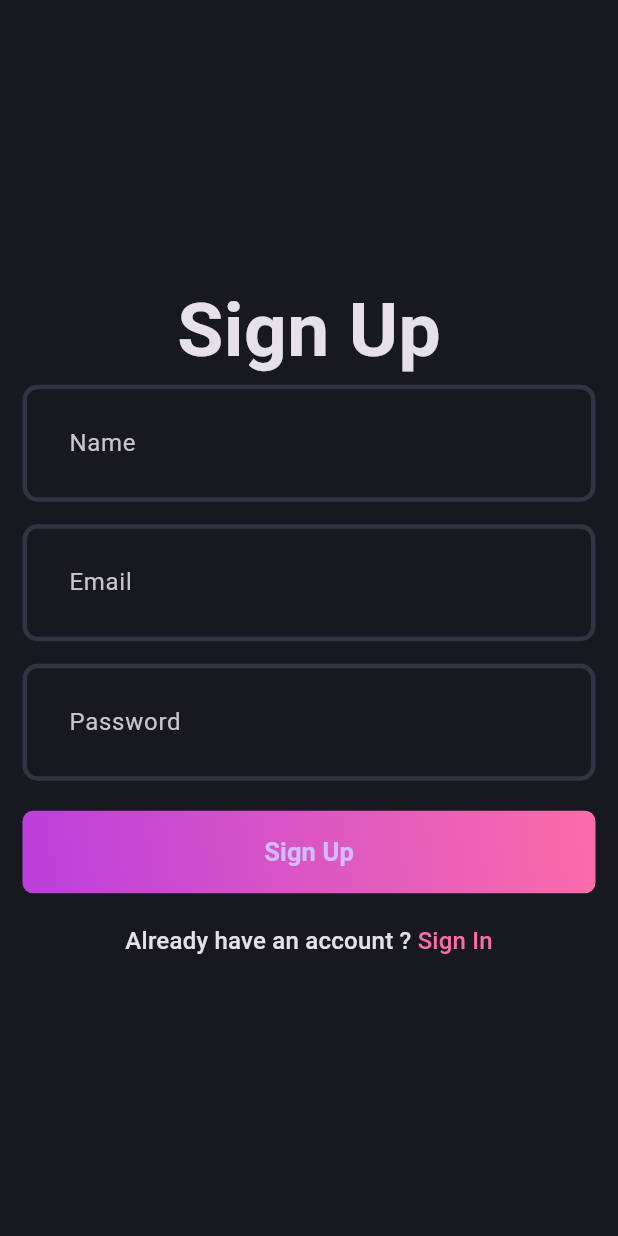
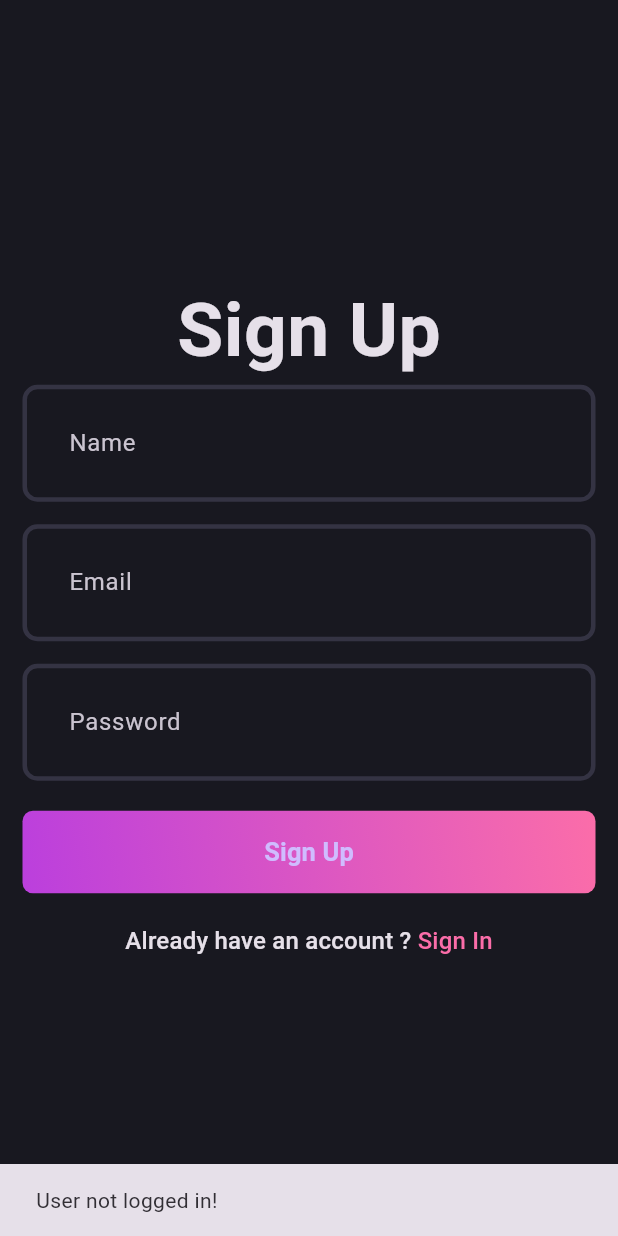
Before and after one commit to muproject990/neclicensepreperation, a Flutter app: the first screen one second after launch, on a phone screen of 412 x 824 dp. Run offline on Flutter 3.47's test engine with Material 3 defaults, Android fonts, the phone set to English and light mode, and no system bars; our stand-ins replace bloc, flutter_bloc, fpdart, get_it, supabase_flutter; accounts and stored records are empty.

Commit message:
1.created NoParams Class for taking  no prams 2.created current which implement  along with 1 3.registered in Auth Block to state management using Bloc 4.  an class AuthIsUserLoggedIn is created so that i can bes used in 3

```diff
--- /dev/null
+++ b/lib/core/common/cubits/app_user/app_user_cubit.dart
@@ -0,0 +1,17 @@
+import 'package:bloc/bloc.dart';
+import 'package:meta/meta.dart';
+import 'package:neclicensepreperation/core/common/entities/user.dart';
+
+part 'app_user_state.dart';
+
+class AppUserCubit extends Cubit<AppUserState> {
+  AppUserCubit() : super(AppUserInitial());
+
+  void updateUser(User? user) {
+    if (user == null) {
+      emit(AppUserInitial());
+    } else {
+      emit(AppUserLoggedIn(user));
+    }
+  }
+}
--- /dev/null
+++ b/lib/core/common/cubits/app_user/app_user_state.dart
@@ -0,0 +1,11 @@
+part of 'app_user_cubit.dart';
+
+@immutable
+sealed class AppUserState {}
+
+final class AppUserInitial extends AppUserState {}
+
+final class AppUserLoggedIn extends AppUserState {
+  final User user;
+  AppUserLoggedIn(this.user);
+}
--- a/lib/features/auth/domain/entities/user.dart
+++ b/lib/core/common/entities/user.dart
@@ -1,3 +1,4 @@
+// ignore_for_file: public_member_api_docs, sort_constructors_first
 
 class User {
   final String id;
@@ -9,4 +10,6 @@ class User {
     required this.email,
     required this.name,
   });
+
+
 }
--- a/lib/core/usecase/usercase.dart
+++ b/lib/core/usecase/usercase.dart
@@ -4,3 +4,5 @@ import 'package:neclicensepreperation/core/error/failure.dart';
 abstract interface class UseCase<SuccessType, Params> {
   Future<Either<Failure, SuccessType>> call(Params params);
 }
+
+class NoParams {}
--- a/lib/features/auth/data/datasource/auth_remote_data_source.dart
+++ b/lib/features/auth/data/datasource/auth_remote_data_source.dart
@@ -51,6 +51,8 @@ class AuthRemoteDataSourceImpl implements AuthRemoteDataSource {
       // print(response.user!.toJson());
       return UserModel.fromJson(
         response.user!.toJson(),
+      ).copyWith(
+        email: currentUserSession!.user.email,
       );
     } catch (e) {
       throw ServerException(message: e.toString());
@@ -81,8 +83,8 @@ class AuthRemoteDataSourceImpl implements AuthRemoteDataSource {
         throw ServerException(message: "User is nulll");
       }
       print(response.user!.toJson());
-      return UserModel.fromJson(
-        response.user!.toJson(),
+      return UserModel.fromJson(response.user!.toJson()).copyWith(
+        email: currentUserSession!.user.email,
       );
     } catch (e) {
       throw ServerException(message: e.toString());
@@ -97,7 +99,9 @@ class AuthRemoteDataSourceImpl implements AuthRemoteDataSource {
             .from('profiles')
             .select()
             .eq('id', currentUserSession!.user.id);
-        return UserModel.fromJson(userData.first);
+        return UserModel.fromJson(userData.first).copyWith(
+          email: currentUserSession!.user.email,
+        );
       }
 
       return null;
--- a/lib/features/auth/data/repositories/auth_repository_impl.dart
+++ b/lib/features/auth/data/repositories/auth_repository_impl.dart
@@ -4,7 +4,7 @@ import 'package:neclicensepreperation/core/error/failure.dart';
 import 'package:neclicensepreperation/features/auth/data/datasource/auth_remote_data_source.dart';
 import 'package:neclicensepreperation/features/auth/data/models/user_model.dart';
 import 'package:neclicensepreperation/features/auth/domain/auth-repository.dart';
-import 'package:neclicensepreperation/features/auth/domain/entities/user.dart';
+import 'package:neclicensepreperation/core/common/entities/user.dart';
 import 'package:supabase_flutter/supabase_flutter.dart' as sb;
 
 class AuthRepositoryImpl implements AuthRepository {
@@ -20,7 +20,8 @@ class AuthRepositoryImpl implements AuthRepository {
       }
       return right(user);
     } on ServerException catch (e) {
-      return left(Failure(e.message));
+      return left(Failure(
+          "Error on current User in authRepository Implementataions ${e.message}"));
     }
   }
 
--- a/lib/features/auth/domain/auth-repository.dart
+++ b/lib/features/auth/domain/auth-repository.dart
@@ -1,7 +1,7 @@
 import 'package:fpdart/fpdart.dart';
 import 'package:neclicensepreperation/core/error/failure.dart';
 import 'package:neclicensepreperation/features/auth/data/models/user_model.dart';
-import 'package:neclicensepreperation/features/auth/domain/entities/user.dart';
+import 'package:neclicensepreperation/core/common/entities/user.dart';
 
 abstract interface class AuthRepository {
   Future<Either<Failure, User>> signUpWithEmailPassword({
--- /dev/null
+++ b/lib/features/auth/domain/usecases/current_user.dart
@@ -0,0 +1,15 @@
+import 'package:fpdart/fpdart.dart';
+import 'package:neclicensepreperation/core/error/failure.dart';
+import 'package:neclicensepreperation/core/usecase/usercase.dart';
+import 'package:neclicensepreperation/features/auth/domain/auth-repository.dart';
+import '../../../../core/common/entities/user.dart';
+
+class CurrentUser implements UseCase<User, NoParams> {
+  final AuthRepository authRepository;
+  CurrentUser(this.authRepository);
+
+  @override
+  Future<Either<Failure, User>> call(NoParams params) async {
+   return await authRepository.currentUser();
+  }
+}
--- a/lib/features/auth/domain/usecases/user_login.dart
+++ b/lib/features/auth/domain/usecases/user_login.dart
@@ -2,7 +2,7 @@ import 'package:fpdart/fpdart.dart';
 import 'package:neclicensepreperation/core/error/failure.dart';
 import 'package:neclicensepreperation/core/usecase/usercase.dart';
 import 'package:neclicensepreperation/features/auth/domain/auth-repository.dart';
-import 'package:neclicensepreperation/features/auth/domain/entities/user.dart';
+import 'package:neclicensepreperation/core/common/entities/user.dart';
 
 class UserLogin implements UseCase<User, UserLoginParams> {
   final AuthRepository authRepository;
--- a/lib/features/auth/domain/usecases/user_sign_up.dart
+++ b/lib/features/auth/domain/usecases/user_sign_up.dart
@@ -2,7 +2,7 @@ import 'package:fpdart/fpdart.dart';
 import 'package:neclicensepreperation/core/error/failure.dart';
 import 'package:neclicensepreperation/core/usecase/usercase.dart';
 import 'package:neclicensepreperation/features/auth/domain/auth-repository.dart';
-import 'package:neclicensepreperation/features/auth/domain/entities/user.dart';
+import 'package:neclicensepreperation/core/common/entities/user.dart';
 
 class UserSignUp implements UseCase<User, UserSignUpParams> {
   final AuthRepository authRepository;
--- a/lib/features/auth/presentation/bloc/auth_bloc.dart
+++ b/lib/features/auth/presentation/bloc/auth_bloc.dart
@@ -1,6 +1,9 @@
 import 'package:flutter/foundation.dart';
 import 'package:flutter_bloc/flutter_bloc.dart';
-import 'package:neclicensepreperation/features/auth/domain/entities/user.dart';
+import 'package:neclicensepreperation/core/common/cubits/app_user/app_user_cubit.dart';
+import 'package:neclicensepreperation/core/usecase/usercase.dart';
+import 'package:neclicensepreperation/core/common/entities/user.dart';
+import 'package:neclicensepreperation/features/auth/domain/usecases/current_user.dart';
 import 'package:neclicensepreperation/features/auth/domain/usecases/user_login.dart';
 import 'package:neclicensepreperation/features/auth/domain/usecases/user_sign_up.dart';
 
@@ -10,18 +13,39 @@ part 'auth_state.dart';
 class AuthBloc extends Bloc<AuthEvent, AuthState> {
   final UserSignUp _userSignUp;
   final UserLogin _userLogin;
+  final CurrentUser _currentUser;
+  final AppUserCubit _appUserCubit;
   AuthBloc({
     required UserLogin userLogin,
     required UserSignUp userSignUp,
+    required CurrentUser currentUser,
+    required AppUserCubit appUserCubit,
   })  : _userSignUp = userSignUp,
         _userLogin = userLogin,
+        _currentUser = currentUser,
+        _appUserCubit = appUserCubit,
         super(AuthInitial()) {
+    on<AuthEvent>((_, emit) => emit(AuthLoading()));
     on<AuthSignUp>(_onAuthSighUp);
     on<AuthLogin>(_onAuthLogin);
+    on<AuthIsUserLoggedIn>(_isUserLoggedIn);
   }
 
-  void _onAuthSighUp(AuthSignUp event, Emitter<AuthState> emit) async {
-    emit(AuthLoading());
+  void _isUserLoggedIn(
+    AuthIsUserLoggedIn event,
+    Emitter<AuthState> emit,
+  ) async {
+    final res = await _currentUser(NoParams());
+    res.fold(
+      (l) => emit(AuthFailure(l.message)),
+      (r) => _emitAuthSuceess(r, emit),
+    );
+  }
+
+  void _onAuthSighUp(
+    AuthSignUp event,
+    Emitter<AuthState> emit,
+  ) async {
     final response = await _userSignUp(
       UserSignUpParams(
         email: event.email,
@@ -34,13 +58,14 @@ class AuthBloc extends Bloc<AuthEvent, AuthState> {
 
     response.fold(
       (l) => emit(AuthFailure(l.message)),
-      (r) => emit(AuthSuccess(user: r)),
+      (r) => _emitAuthSuceess(r, emit),
     );
   }
 
-  void _onAuthLogin(AuthLogin event, Emitter<AuthState> emit) async {
-    emit(AuthLoading());
-
+  void _onAuthLogin(
+    AuthLogin event,
+    Emitter<AuthState> emit,
+  ) async {
     final res = await _userLogin(UserLoginParams(
       email: event.email,
       password: event.password,
@@ -48,7 +73,15 @@ class AuthBloc extends Bloc<AuthEvent, AuthState> {
 
     res.fold(
       (l) => emit(AuthFailure(l.message)),
-      (r) => emit(AuthSuccess(user: r)),
+      (r) => _emitAuthSuceess(r, emit),
     );
   }
+
+  void _emitAuthSuceess(
+    User user,
+    Emitter<AuthState> emit,
+  ) {
+    _appUserCubit.updateUser(user);
+    emit(AuthSuccess(user: user));
+  }
 }
--- a/lib/features/auth/presentation/bloc/auth_event.dart
+++ b/lib/features/auth/presentation/bloc/auth_event.dart
@@ -24,3 +24,5 @@ final class AuthLogin extends AuthEvent {
     required this.password,
   });
 }
+
+final class AuthIsUserLoggedIn extends AuthEvent {}
--- a/lib/main.dart
+++ b/lib/main.dart
@@ -1,5 +1,6 @@
 import 'package:flutter/material.dart';
 import 'package:flutter_bloc/flutter_bloc.dart';
+import 'package:neclicensepreperation/core/common/cubits/app_user/app_user_cubit.dart';
 import 'package:neclicensepreperation/core/theme.dart';
 
 import 'package:neclicensepreperation/features/auth/presentation/bloc/auth_bloc.dart';
@@ -13,6 +14,9 @@ void main() async {
   runApp(MultiBlocProvider(
     providers: [
       BlocProvider(
+        create: (_) => serviceLocator<AppUserCubit>(),
+      ),
+      BlocProvider(
         create: (_) => serviceLocator<AuthBloc>(),
       ),
     ],
@@ -20,8 +24,19 @@ void main() async {
   ));
 }
 
-class MyApp extends StatelessWidget {
+class MyApp extends StatefulWidget {
   const MyApp({super.key});
+
+  @override
+  State<MyApp> createState() => _MyAppState();
+}
+
+class _MyAppState extends State<MyApp> {
+  @override
+  void initState() {
+    super.initState();
+    context.read<AuthBloc>().add(AuthIsUserLoggedIn());
+  }
 
   // This widget is the root of your application.
   @override
@@ -30,7 +45,21 @@ class MyApp extends StatelessWidget {
       debugShowCheckedModeBanner: false,
       title: 'License Preperation Applications',
       theme: AppTheme.darkThemeMode,
-      home: const SignUpPage(),
+      home: BlocSelector<AppUserCubit, AppUserState, bool>(
+        selector: (state) {
+          return state is AppUserLoggedIn;
+        },
+        builder: (context, isLoggedIn) {
+          if (isLoggedIn) {
+            return const Scaffold(
+              body: Center(
+                child: Text("Login"),
+              ),
+            );
+          }
+          return const SignUpPage();
+        },
+      ),
     );
   }
 }
```
Also changed, not shown: lib/features/auth/data/models/user_model.dart (+13 -5 lines), lib/init_dependencies.dart (+14 -8 lines).
